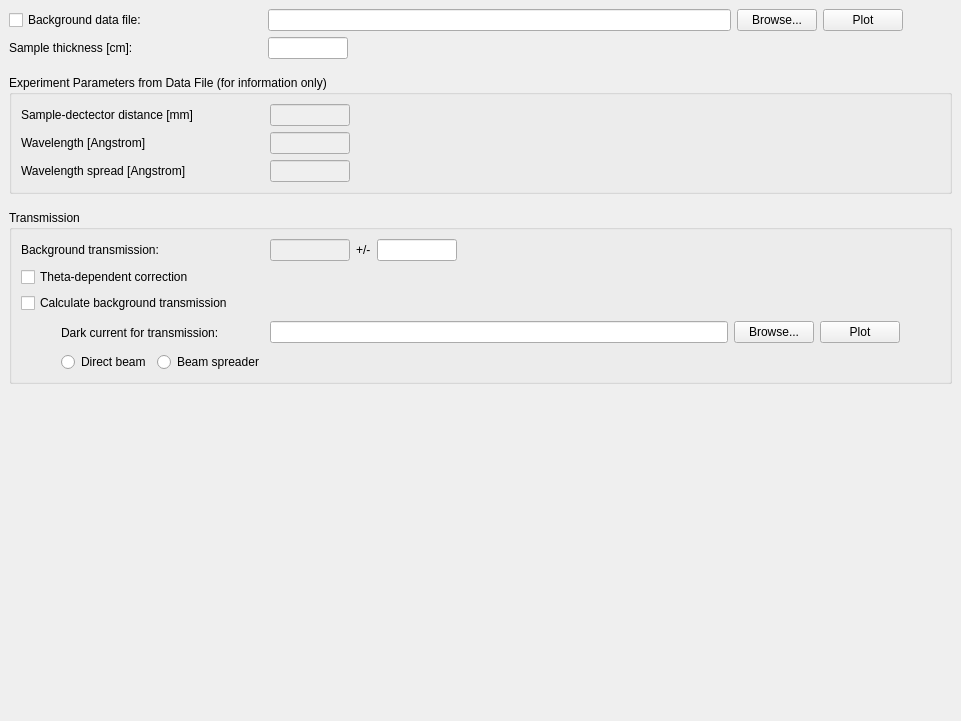
mantidproject/mantid, file Code/Mantid/scripts/Interface/ui/sans/hfir_background.ui: the form before one commit.
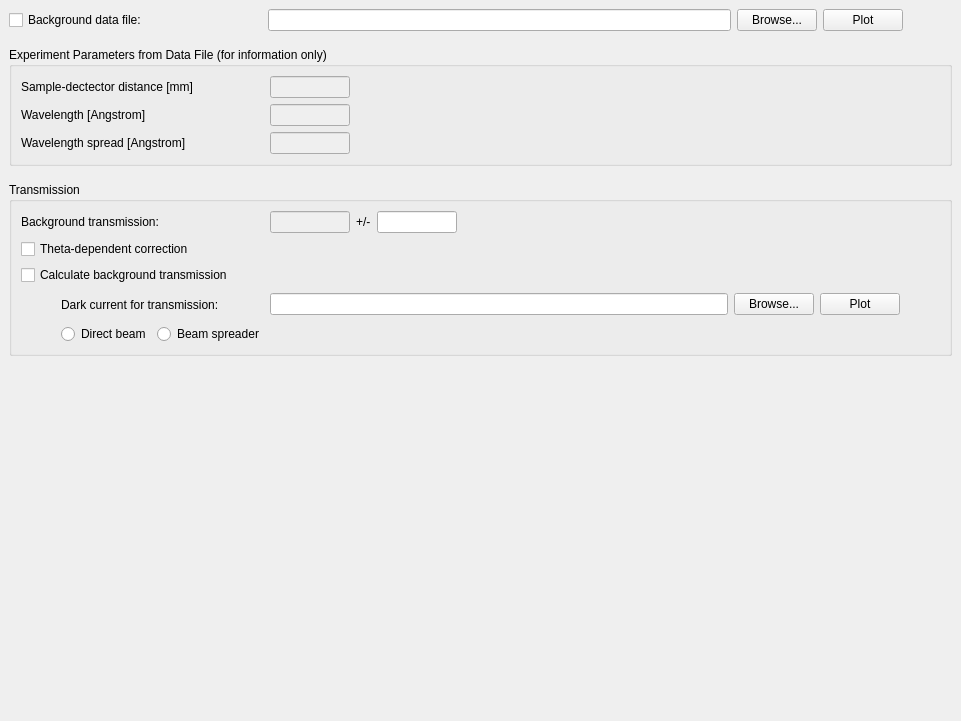
The form after the commit.

Commit message: remove background thickness option Re #3707

What changed in the file:
```diff
--- a/Code/Mantid/scripts/Interface/ui/sans/hfir_background.ui
+++ b/Code/Mantid/scripts/Interface/ui/sans/hfir_background.ui
@@ -189,89 +189,6 @@
          </item>
         </layout>
        </item>
-       <item>
-        <layout class="QHBoxLayout" name="horizontalLayout_5">
-         <item>
-          <widget class="QLabel" name="thickness_label">
-           <property name="sizePolicy">
-            <sizepolicy hsizetype="Fixed" vsizetype="Fixed">
-             <horstretch>0</horstretch>
-             <verstretch>0</verstretch>
-            </sizepolicy>
-           </property>
-           <property name="minimumSize">
-            <size>
-             <width>175</width>
-             <height>0</height>
-            </size>
-           </property>
-           <property name="maximumSize">
-            <size>
-             <width>175</width>
-             <height>16777215</height>
-            </size>
-           </property>
-           <property name="text">
-            <string>Sample thickness [cm]:</string>
-           </property>
-          </widget>
-         </item>
-         <item>
-          <spacer name="horizontalSpacer_9">
-           <property name="orientation">
-            <enum>Qt::Horizontal</enum>
-           </property>
-           <property name="sizeType">
-            <enum>QSizePolicy::Fixed</enum>
-           </property>
-           <property name="sizeHint" stdset="0">
-            <size>
-             <width>78</width>
-             <height>20</height>
-            </size>
-           </property>
-          </spacer>
-         </item>
-         <item>
-          <widget class="QLineEdit" name="thickness_edit">
-           <property name="sizePolicy">
-            <sizepolicy hsizetype="Fixed" vsizetype="Fixed">
-             <horstretch>0</horstretch>
-             <verstretch>0</verstretch>
-            </sizepolicy>
-           </property>
-           <property name="minimumSize">
-            <size>
-             <width>80</width>
-             <height>0</height>
-            </size>
-           </property>
-           <property name="maximumSize">
-            <size>
-             <width>80</width>
-             <height>16777215</height>
-            </size>
-           </property>
-           <property name="toolTip">
-            <string>Enter thickness of the background sample [cm]</string>
-           </property>
-          </widget>
-         </item>
-         <item>
-          <spacer name="horizontalSpacer_10">
-           <property name="orientation">
-            <enum>Qt::Horizontal</enum>
-           </property>
-           <property name="sizeHint" stdset="0">
-            <size>
-             <width>40</width>
-             <height>20</height>
-            </size>
-           </property>
-          </spacer>
-         </item>
-        </layout>
-       </item>
        <item>
         <spacer name="verticalSpacer_3">
          <property name="orientation">
```
The commit also changes 9 other files.
